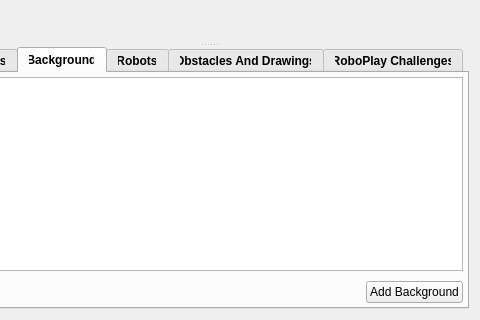
Above: forms/robosimwidget.ui from gucwakj/RoboSim before the change; both pictures show x 378 to 858 and y 339 to 659 of the 858 by 659 pixel window. Below: the same form after it.
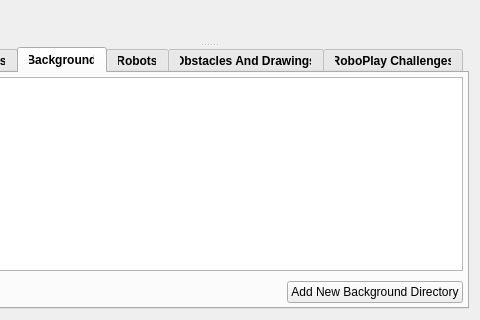
That is the form after the change. The open tabs and pages were chosen to show the change. Custom widgets are drawn as their Qt base class.

Commit message: add custom paths for background files

Diff of the .ui file:
```diff
--- a/forms/robosimwidget.ui
+++ b/forms/robosimwidget.ui
@@ -1296,7 +1296,7 @@
               <string>Add new RoboSim Background</string>
              </property>
              <property name="text">
-              <string>Add Background</string>
+              <string>Add New Background Directory</string>
              </property>
             </widget>
            </item>
```
Left out of the diff: 2 changed lines with no effect on the pictures. The commit also changes 4 other files.
